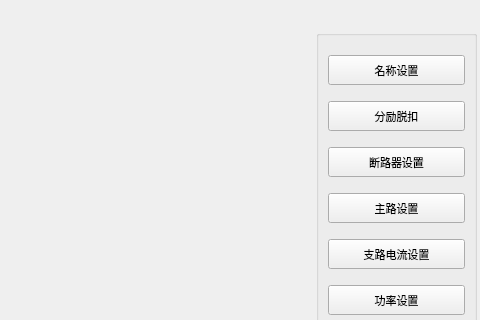
This is setting/setmainwid.ui in ChinaClever/BusBar-Qt as Qt 5 draws it before an edit; both pictures show x 544 to 1024 and y 0 to 320 of the 1024 by 441 pixel window. The edited form follows.
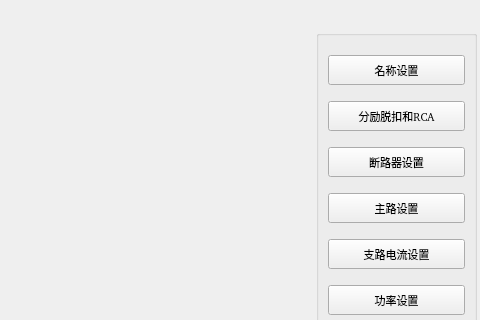
This is the edited form.

```diff
--- a/setting/setmainwid.ui
+++ b/setting/setmainwid.ui
@@ -107,7 +107,7 @@
        <string notr="true"/>
       </property>
       <property name="text">
-       <string>分励脱扣</string>
+       <string>分励脱扣和RCA</string>
       </property>
      </widget>
     </item>
```
